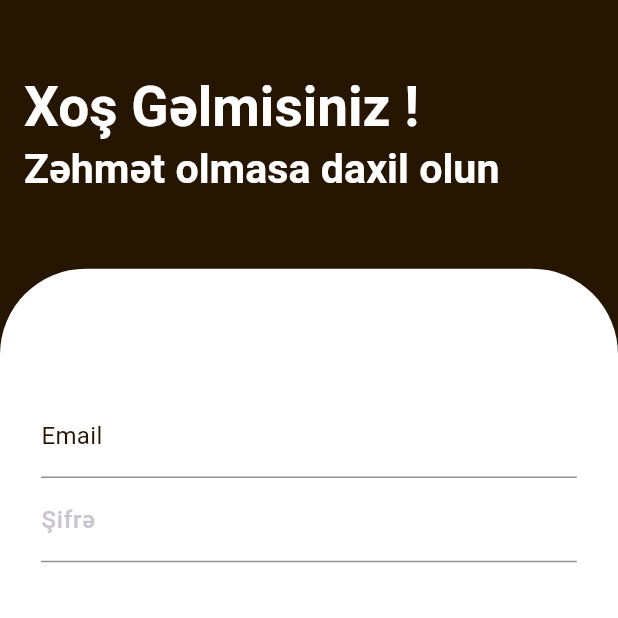
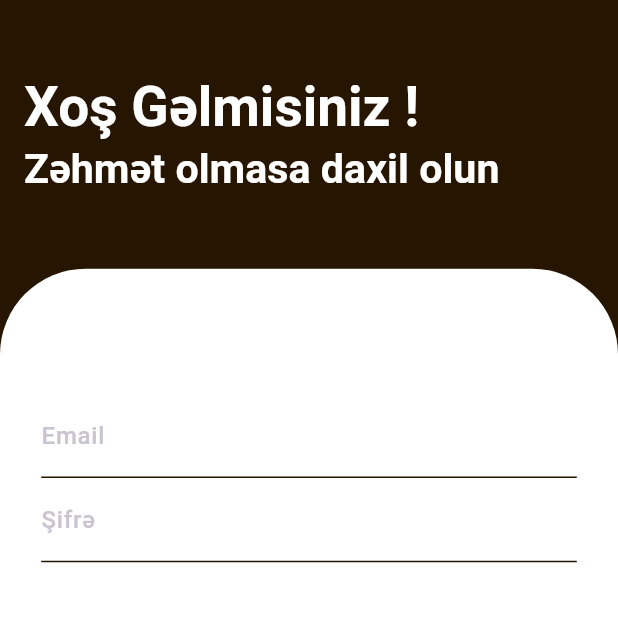
Before and after one commit to Nomaliev/coffee_roastery_app, a Flutter app: the screen it shows after launch, after a tap on "Keç", after a tap on "Keçid et", on a phone screen of 412 x 824 dp, the top half of it. Run offline on Flutter 3.47's test engine with Material 3 defaults, Android fonts, the phone set to English and light mode, and no system bars; our stand-ins replace dots_indicator, equatable, flutter_bloc, flutter_screenutil.

Commit message:
textfield theme changed

```diff
--- a/lib/core/config/theme/custom_themes/textfield_theme.dart
+++ b/lib/core/config/theme/custom_themes/textfield_theme.dart
@@ -1,69 +1,38 @@
+import 'package:coffeeapp/core/config/colors.dart';
 import 'package:flutter/material.dart';
 
 class AppTextFieldTheme {
   //Light Theme
   static InputDecorationTheme lightTextFieldTheme = InputDecorationTheme(
     errorMaxLines: 3,
-    prefixIconColor: Colors.grey,
-    suffixIconColor: Colors.grey,
-    labelStyle: const TextStyle().copyWith(fontSize: 16, color: Colors.black),
-    hintStyle: const TextStyle().copyWith(fontSize: 14, color: Colors.black),
-    errorStyle: const TextStyle().copyWith(fontStyle: FontStyle.normal),
-    floatingLabelStyle: const TextStyle().copyWith(
-      color: Colors.black.withOpacity(0.8),
+    prefixIconColor: AppColors.scaffoldBackgroundColorDark,
+    suffixIconColor: AppColors.scaffoldBackgroundColorDark,
+    focusedBorder: UnderlineInputBorder(
+      borderSide: BorderSide(color: AppColors.scaffoldBackgroundColorDark),
     ),
-    border: const OutlineInputBorder().copyWith(
-      borderRadius: BorderRadius.circular(14),
-      borderSide: const BorderSide(width: 1, color: Colors.grey),
+    enabledBorder: UnderlineInputBorder(
+      borderSide: BorderSide(color: AppColors.scaffoldBackgroundColorDark),
     ),
-    enabledBorder: const OutlineInputBorder().copyWith(
-      borderRadius: BorderRadius.circular(14),
-      borderSide: const BorderSide(width: 1, color: Colors.grey),
+    border: UnderlineInputBorder(
+      borderSide: BorderSide(color: AppColors.scaffoldBackgroundColorDark),
     ),
-    focusedBorder: const OutlineInputBorder().copyWith(
-      borderRadius: BorderRadius.circular(14),
-      borderSide: const BorderSide(width: 1, color: Colors.black12),
-    ),
-    errorBorder: const OutlineInputBorder().copyWith(
-      borderRadius: BorderRadius.circular(14),
-      borderSide: const BorderSide(width: 1, color: Colors.red),
-    ),
-    focusedErrorBorder: const OutlineInputBorder().copyWith(
-      borderRadius: BorderRadius.circular(14),
-      borderSide: const BorderSide(width: 2, color: Colors.orange),
-    ),
+    floatingLabelBehavior: FloatingLabelBehavior.never,
   );
 
   //Dark Theme
   static InputDecorationTheme darkTextFieldTheme = InputDecorationTheme(
     errorMaxLines: 2,
-    prefixIconColor: Colors.grey,
-    suffixIconColor: Colors.grey,
-    labelStyle: const TextStyle().copyWith(fontSize: 16, color: Colors.white),
-    hintStyle: const TextStyle().copyWith(fontSize: 14, color: Colors.white),
-    errorStyle: const TextStyle().copyWith(fontStyle: FontStyle.normal),
-    floatingLabelStyle: const TextStyle().copyWith(
-      color: Colors.white.withOpacity(0.8),
+    prefixIconColor: AppColors.scaffoldBackgroundColorDark,
+    suffixIconColor: AppColors.scaffoldBackgroundColorDark,
+    focusedBorder: UnderlineInputBorder(
+      borderSide: BorderSide(color: AppColors.scaffoldBackgroundColorDark),
     ),
-    border: const OutlineInputBorder().copyWith(
-      borderRadius: BorderRadius.circular(14),
-      borderSide: const BorderSide(width: 1, color: Colors.grey),
+    enabledBorder: UnderlineInputBorder(
+      borderSide: BorderSide(color: AppColors.scaffoldBackgroundColorDark),
     ),
-    enabledBorder: const OutlineInputBorder().copyWith(
-      borderRadius: BorderRadius.circular(14),
-      borderSide: const BorderSide(width: 1, color: Colors.grey),
+    border: UnderlineInputBorder(
+      borderSide: BorderSide(color: AppColors.scaffoldBackgroundColorDark),
     ),
-    focusedBorder: const OutlineInputBorder().copyWith(
-      borderRadius: BorderRadius.circular(14),
-      borderSide: const BorderSide(width: 1, color: Colors.white),
-    ),
-    errorBorder: const OutlineInputBorder().copyWith(
-      borderRadius: BorderRadius.circular(14),
-      borderSide: const BorderSide(width: 1, color: Colors.red),
-    ),
-    focusedErrorBorder: const OutlineInputBorder().copyWith(
-      borderRadius: BorderRadius.circular(14),
-      borderSide: const BorderSide(width: 2, color: Colors.orange),
-    ),
+    floatingLabelBehavior: FloatingLabelBehavior.never,
   );
 }
--- a/lib/core/config/theme/theme.dart
+++ b/lib/core/config/theme/theme.dart
@@ -2,6 +2,7 @@ import 'package:coffeeapp/core/config/colors.dart';
 import 'package:coffeeapp/core/config/theme/custom_themes/appbar_theme.dart';
 import 'package:coffeeapp/core/config/theme/custom_themes/elevated_button_theme.dart';
 import 'package:coffeeapp/core/config/theme/custom_themes/text_theme.dart';
+import 'package:coffeeapp/core/config/theme/custom_themes/textfield_theme.dart';
 import 'package:flutter/material.dart';
 
 class AppThemes {
@@ -12,7 +13,7 @@ class AppThemes {
     elevatedButtonTheme: AppElevatedButtonTheme.lightElevatedButtonTheme,
     scaffoldBackgroundColor: AppColors.scaffoldBackgroundColorLight,
     appBarTheme: AppAppBarTheme.lightAppBarTheme,
-    // inputDecorationTheme: AppTextFieldTheme.lightTextFieldTheme,
+    inputDecorationTheme: AppTextFieldTheme.lightTextFieldTheme,
   );
 
   static ThemeData darkTheme = ThemeData(
@@ -22,6 +23,6 @@ class AppThemes {
     elevatedButtonTheme: AppElevatedButtonTheme.darkElevatedButtonTheme,
     scaffoldBackgroundColor: AppColors.scaffoldBackgroundColorDark,
     appBarTheme: AppAppBarTheme.darkAppBarTheme,
-    // inputDecorationTheme: AppTextFieldTheme.darkTextFieldTheme,
+    inputDecorationTheme: AppTextFieldTheme.darkTextFieldTheme,
   );
 }
--- a/lib/features/authentication/view/login.dart
+++ b/lib/features/authentication/view/login.dart
@@ -40,17 +40,11 @@ class LoginScreen extends StatelessWidget {
                 child: Column(
                   children: [
                     TextFormField(
-                      decoration: InputDecoration(
-                        labelText: 'Email',
-                        floatingLabelBehavior: FloatingLabelBehavior.never,
-                        labelStyle: Theme.of(
-                          context,
-                        ).textTheme.bodyMedium!.apply(
-                          color: AppColors.scaffoldBackgroundColorDark,
-                        ),
-                      ),
+                      cursorColor: AppColors.scaffoldBackgroundColorDark,
+                      decoration: InputDecoration(labelText: 'Email'),
                     ),
                     TextFormField(
+                      cursorColor: AppColors.scaffoldBackgroundColorDark,
                       decoration: InputDecoration(
                         labelText: 'Şifrə',
                         floatingLabelBehavior: FloatingLabelBehavior.never,
```
